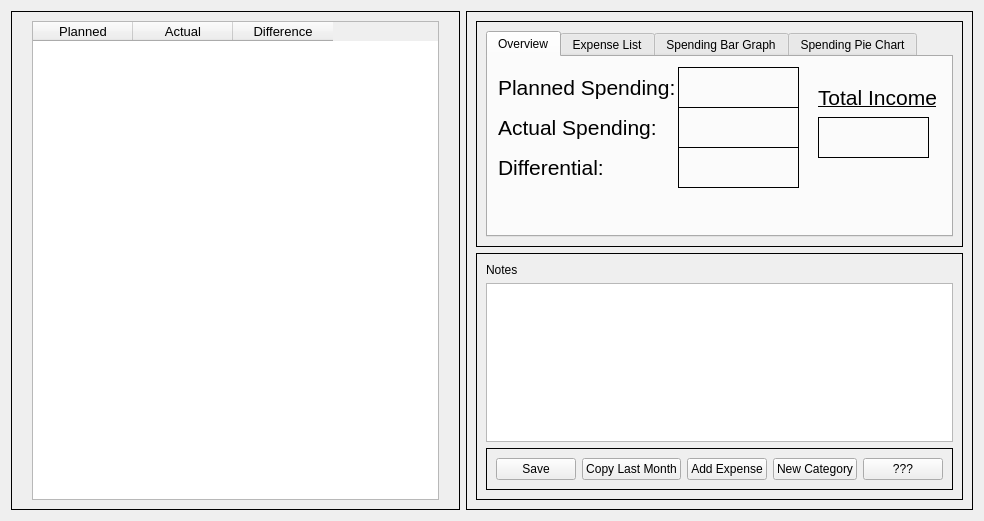
Qt form rsrc/UI/TableTest.ui (Winkelmann17/BudgetTool-Python) before a commit.
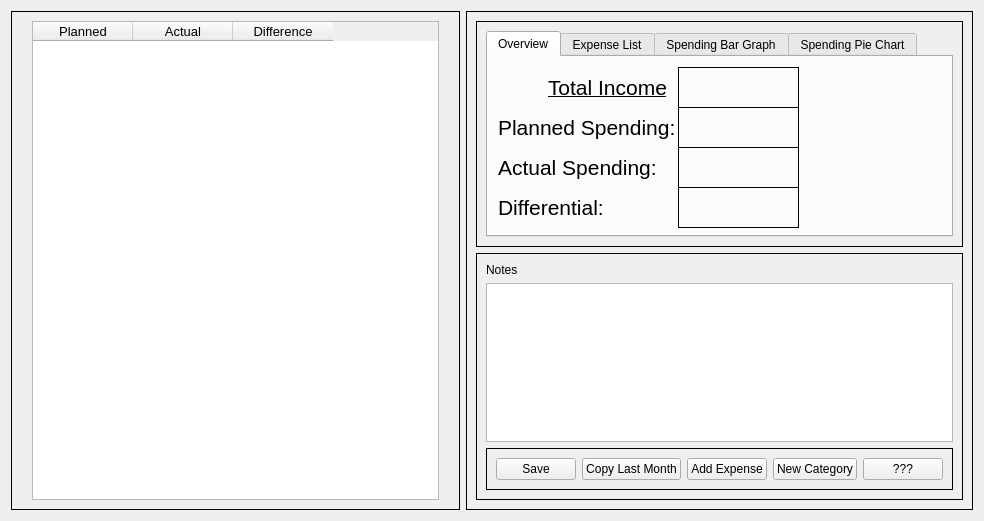
The same form after that commit.

Diff of the .ui file:
```diff
--- a/rsrc/UI/TableTest.ui
+++ b/rsrc/UI/TableTest.ui
@@ -45,7 +45,7 @@
              <property name="geometry">
               <rect>
                <x>190</x>
-               <y>10</y>
+               <y>50</y>
                <width>121</width>
                <height>41</height>
               </rect>
@@ -64,7 +64,7 @@
              <property name="geometry">
               <rect>
                <x>190</x>
-               <y>50</y>
+               <y>90</y>
                <width>121</width>
                <height>41</height>
               </rect>
@@ -83,7 +83,7 @@
              <property name="geometry">
               <rect>
                <x>190</x>
-               <y>90</y>
+               <y>130</y>
                <width>121</width>
                <height>41</height>
               </rect>
@@ -102,7 +102,7 @@
              <property name="geometry">
               <rect>
                <x>10</x>
-               <y>90</y>
+               <y>130</y>
                <width>111</width>
                <height>41</height>
               </rect>
@@ -115,7 +115,7 @@
              <property name="geometry">
               <rect>
                <x>10</x>
-               <y>50</y>
+               <y>90</y>
                <width>161</width>
                <height>41</height>
               </rect>
@@ -128,7 +128,7 @@
              <property name="geometry">
               <rect>
                <x>10</x>
-               <y>10</y>
+               <y>50</y>
                <width>181</width>
                <height>41</height>
               </rect>
@@ -140,9 +140,9 @@
             <widget class="QLabel" name="overviewIncomeAmount">
              <property name="geometry">
               <rect>
-               <x>330</x>
-               <y>60</y>
-               <width>111</width>
+               <x>190</x>
+               <y>10</y>
+               <width>121</width>
                <height>41</height>
               </rect>
              </property>
@@ -159,8 +159,8 @@
             <widget class="QLabel" name="overviewDifferential_2">
              <property name="geometry">
               <rect>
-               <x>330</x>
-               <y>20</y>
+               <x>60</x>
+               <y>10</y>
                <width>121</width>
                <height>41</height>
               </rect>
```
